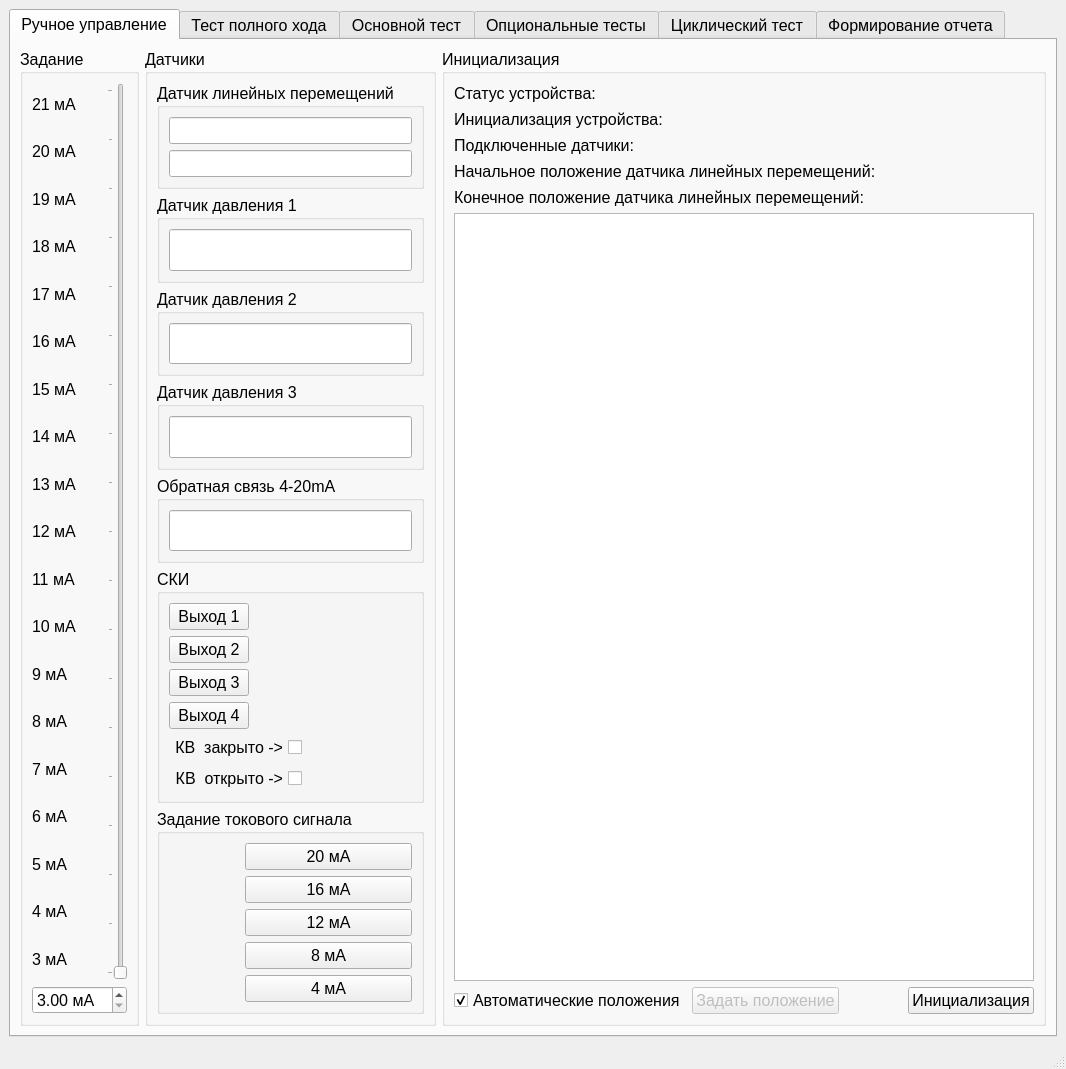
This is MainWindow.ui in Rekvim/MpiSki as Qt 5 draws it before an edit. The edited form follows.
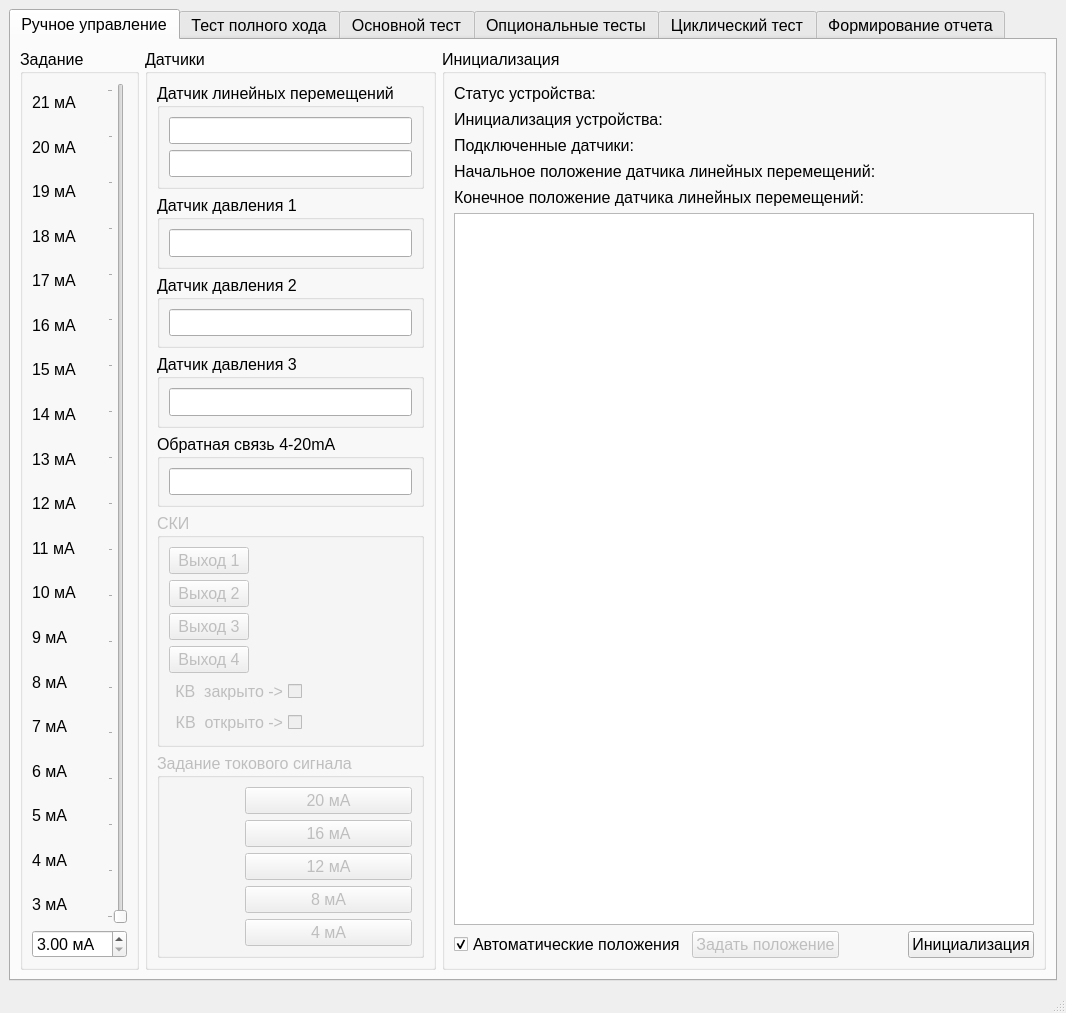
This is the edited form. Icons and pictures are not drawn. Custom widgets are drawn as their Qt base class.

```diff
--- a/MainWindow.ui
+++ b/MainWindow.ui
@@ -7,7 +7,7 @@
     <x>0</x>
     <y>0</y>
     <width>1066</width>
-    <height>1069</height>
+    <height>995</height>
    </rect>
   </property>
   <property name="sizePolicy">
@@ -547,6 +547,9 @@
            </item>
            <item>
             <widget class="QGroupBox" name="groupBox_DO">
+             <property name="enabled">
+              <bool>false</bool>
+             </property>
              <property name="title">
               <string>СКИ</string>
              </property>
@@ -554,7 +557,7 @@
               <item row="0" column="0">
                <widget class="QPushButton" name="pushButton_DO0">
                 <property name="sizePolicy">
-                 <sizepolicy hsizetype="Minimum" vsizetype="Preferred">
+                 <sizepolicy hsizetype="Maximum" vsizetype="Maximum">
                   <horstretch>0</horstretch>
                   <verstretch>0</verstretch>
                  </sizepolicy>
@@ -715,6 +718,9 @@
            </item>
            <item>
             <widget class="QGroupBox" name="groupBox_SettingCurrentSignal">
+             <property name="enabled">
+              <bool>false</bool>
+             </property>
              <property name="title">
               <string>Задание токового сигнала</string>
              </property>
```
